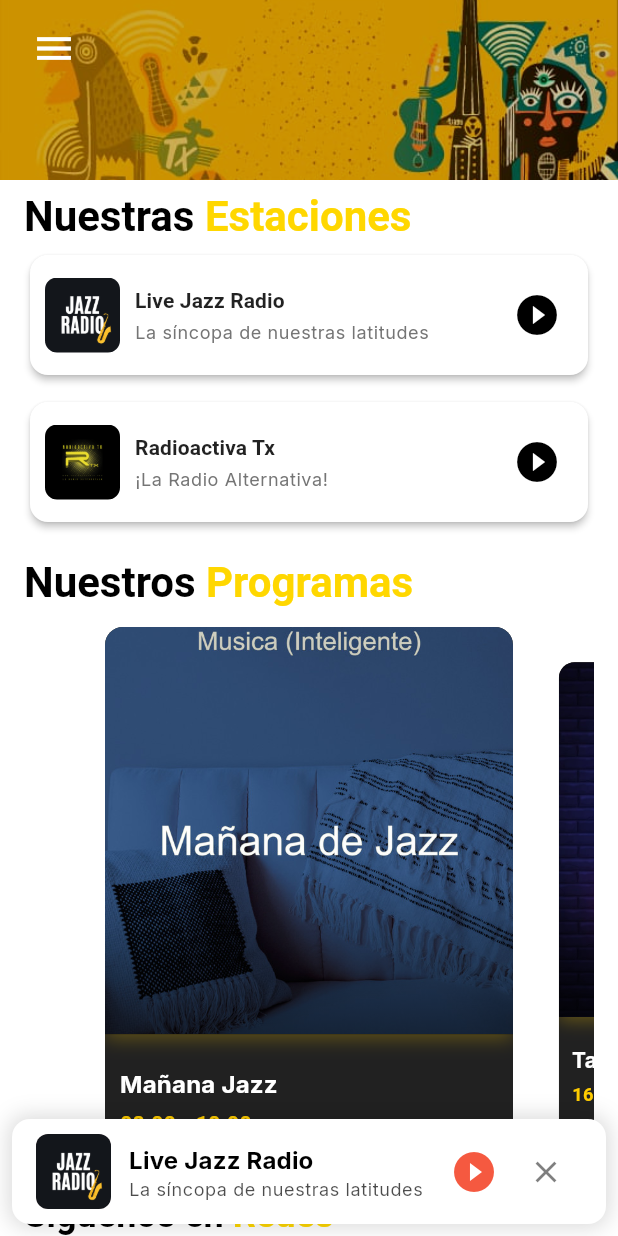
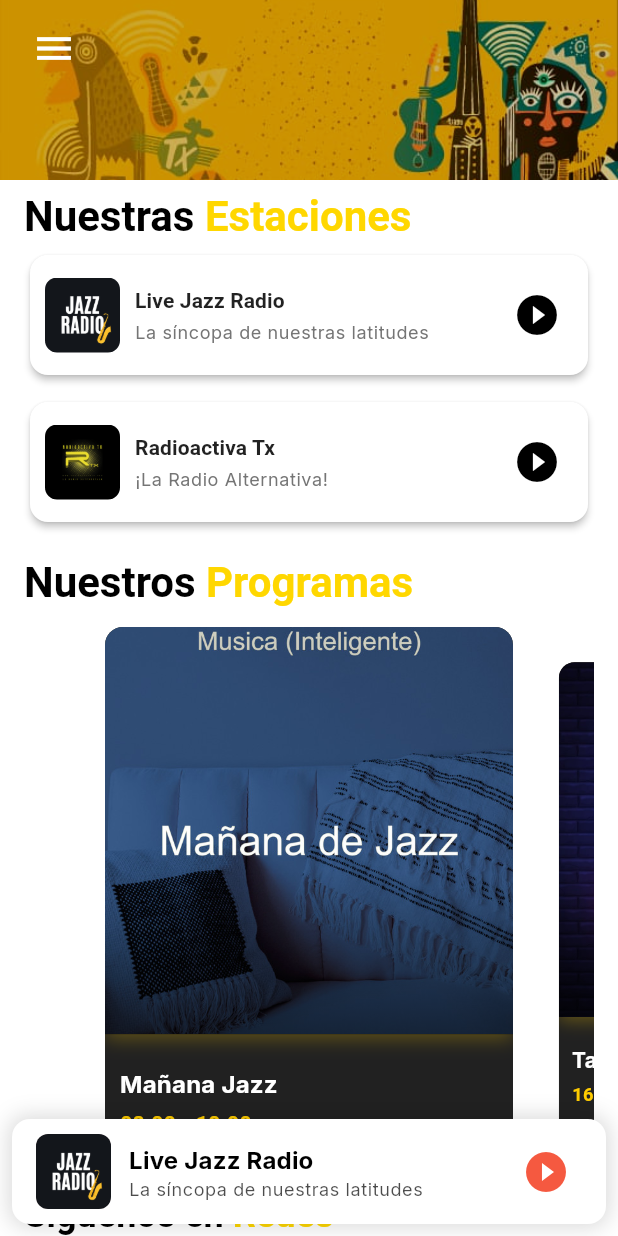
Before and after one commit to Droid636/mi_radio1, a Flutter app: the screen it shows after launch, on a phone screen of 412 x 824 dp. Run offline on Flutter 3.47's test engine with Material 3 defaults, Android fonts, the phone set to English and light mode, and no system bars; drawn by our look-alikes of carousel_slider; our stand-ins replace audio_service, google_fonts, just_audio, share_plus, shared_preferences; missing offline and left inert: audio_session.

Commit message:
Eliminacion de cierre de estacion

```diff
--- a/lib/screens/home_screen.dart
+++ b/lib/screens/home_screen.dart
@@ -366,14 +366,7 @@
                         );
                 },
               ),
-              IconButton(
-                iconSize: 24,
-                icon: Icon(Icons.close, color: onCardColor.withOpacity(0.5)),
-                onPressed: () {
-                  audioProv.stop();
-                  audioProv.hideMiniPlayer();
-                },
-              ),
+              // Botón X eliminado: el mini reproductor siempre muestra una estación
             ],
           ),
         ),
```
